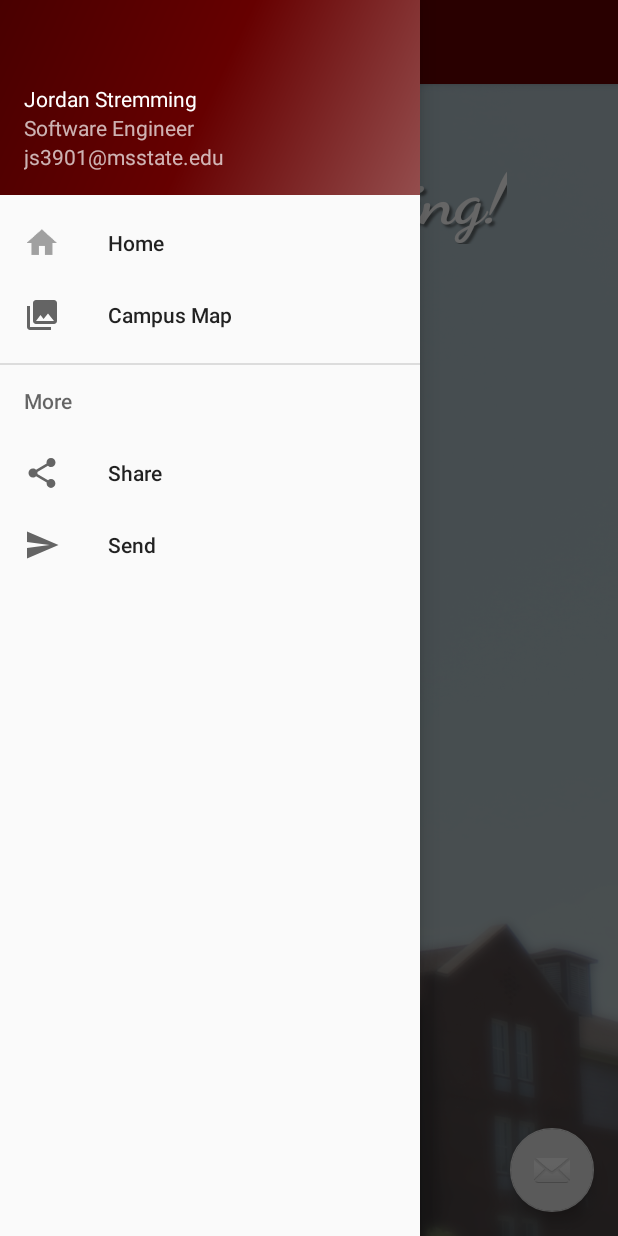
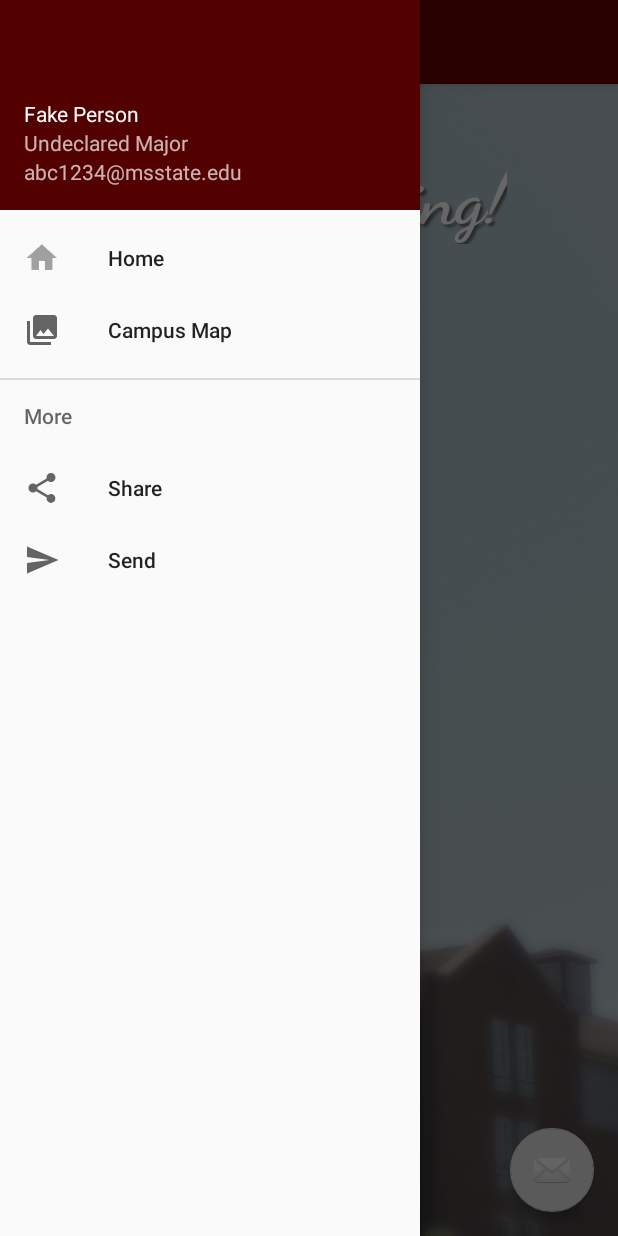
Before and after one commit to Techzune/Maroon, an Android app: the ActivityMain screen opened directly, with no data from a screen before it, with the side drawer open, on a phone screen of 412 x 824 dp. Run offline under Robolectric (Android 15) with nearby library versions, the phone set to English and light mode, and no system bars; libraries missing offline, so code that uses them is left out: com.mapbox.mapboxsdk; 1 statement that could not run was skipped.

Commit message:
Changed nav header to primaryDark (visual)

```diff
--- a/app/src/main/res/drawable/side_nav_bar.xml
+++ /dev/null
@@ -1,9 +0,0 @@
-<shape xmlns:android="http://schemas.android.com/apk/res/android"
-       android:shape="rectangle">
-    <gradient
-            android:startColor="#944D4D"
-            android:centerColor="#660000"
-            android:endColor="#490000"
-            android:type="linear"
-            android:angle="135"/>
-</shape>
--- a/app/src/main/res/layout/nav_header_main.xml
+++ b/app/src/main/res/layout/nav_header_main.xml
@@ -1,10 +1,9 @@
 <?xml version="1.0" encoding="utf-8"?>
 <LinearLayout
         xmlns:android="http://schemas.android.com/apk/res/android"
-        xmlns:app="http://schemas.android.com/apk/res-auto"
         android:layout_width="match_parent"
-        android:layout_height="130dp"
-        android:background="@drawable/side_nav_bar"
+        android:layout_height="140dp"
+        android:background="@color/colorPrimaryDark"
         android:padding="16dp"
         android:theme="@style/ThemeOverlay.AppCompat.Dark"
         android:orientation="vertical"
@@ -14,17 +13,17 @@
             android:layout_width="match_parent"
             android:layout_height="wrap_content"
             android:paddingTop="@dimen/nav_header_vertical_spacing"
-            android:text="Jordan Stremming"
+            android:text="Fake Person"
             android:textAppearance="@style/TextAppearance.AppCompat.Body1"/>
 
     <TextView
             android:layout_width="wrap_content"
             android:layout_height="wrap_content"
-            android:text="Software Engineer"/>
+            android:text="Undeclared Major"/>
 
     <TextView
             android:layout_width="wrap_content"
             android:layout_height="wrap_content"
-            android:text="js3901@msstate.edu"/>
+            android:text="abc1234@msstate.edu"/>
 
 </LinearLayout>
```
